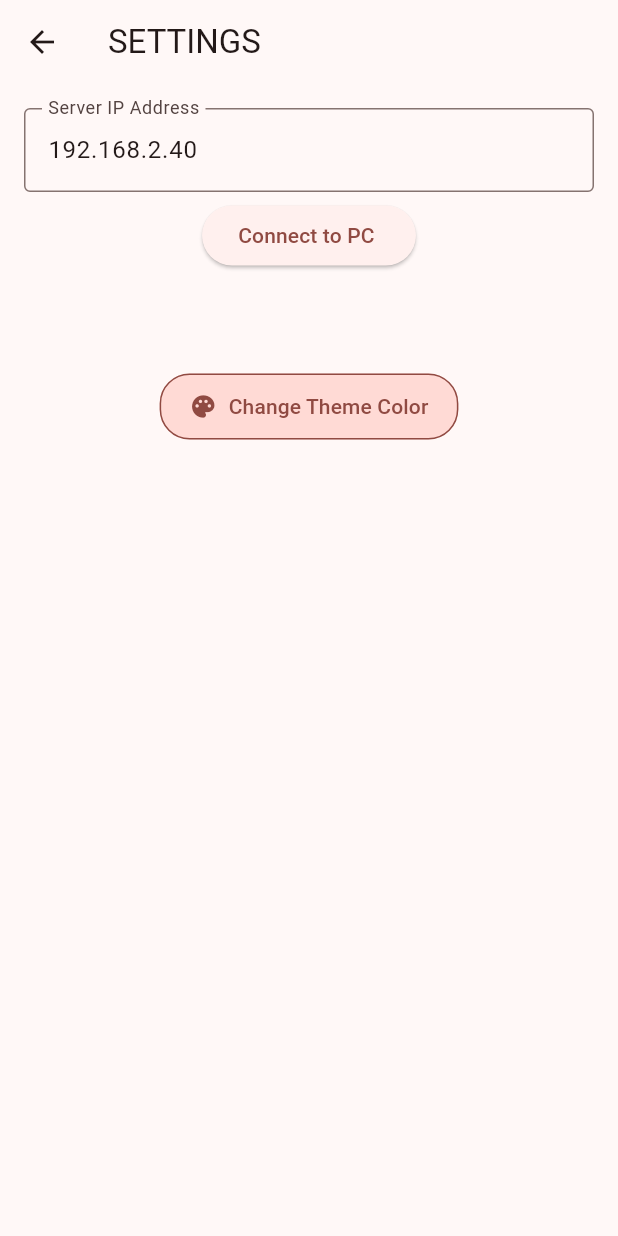
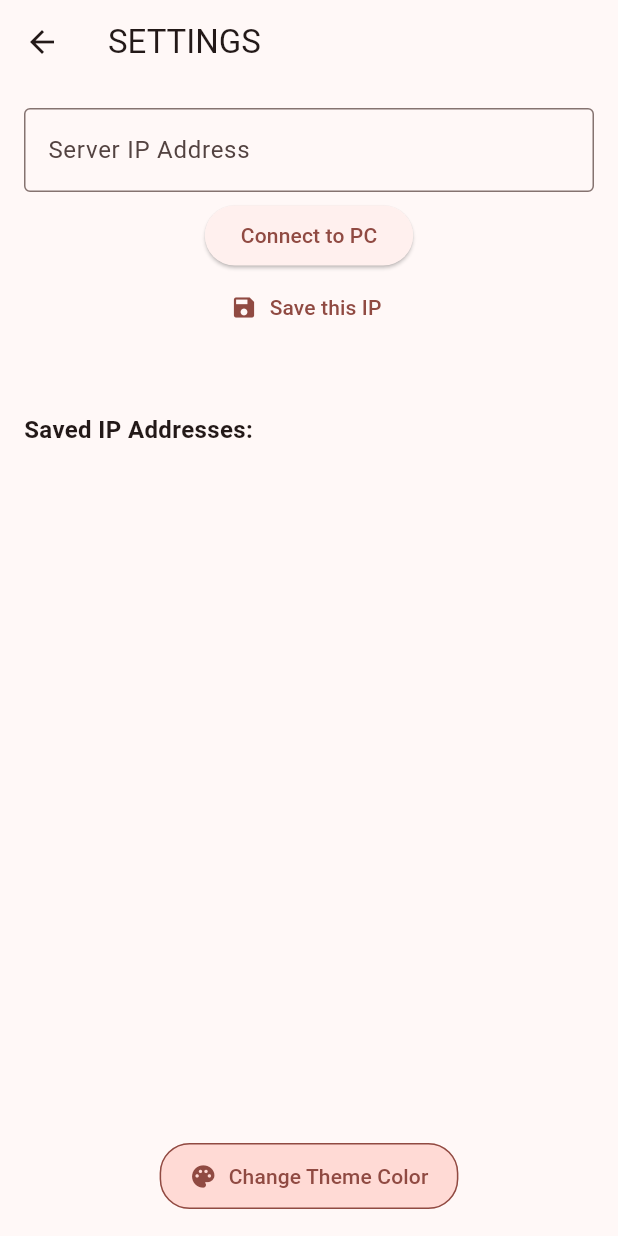
Before and after one commit to hulksunil/PC-Remote, a Flutter app: the screen it shows after launch, after a tap on the "settings" icon, on a phone screen of 412 x 824 dp. Run offline on Flutter 3.47's test engine with Material 3 defaults, Android fonts, the phone set to English and light mode, and no system bars; our stand-ins replace flutter_colorpicker, fluttertoast, shared_preferences.

Commit message:
added ability to save server ip addresses

```diff
--- a/client/lib/app/app_state.dart
+++ b/client/lib/app/app_state.dart
@@ -5,6 +5,7 @@ import 'dart:convert';
 import 'package:client/services/navigation_service.dart';
 import 'package:client/pages/settings_page.dart';
 import 'package:fluttertoast/fluttertoast.dart';
+import 'package:client/services/IPStorage.dart';
 
 class AppState extends ChangeNotifier {
   String _ip = '';
@@ -37,6 +38,11 @@ class AppState extends ChangeNotifier {
   DateTime _lastMouseSend = DateTime.now();
 
   bool _navigatingToSettings = false;
+
+  // Constructor
+  AppState() {
+    loadSavedIps();
+  }
 
   void navigateToSettingsOnce() {
     if (_navigatingToSettings) return;
@@ -214,6 +220,28 @@ class AppState extends ChangeNotifier {
     notifyListeners();
   }
 
+  // Handle the saved ip addresses
+  final List<String> savedIps = [];
+
+  void addSavedIp(String ip) async {
+    savedIps.add(ip);
+    await IPStorage.saveIPs(savedIps);
+    notifyListeners();
+  }
+
+  void removeSavedIp(String ip) async {
+    savedIps.remove(ip);
+    await IPStorage.saveIPs(savedIps);
+    notifyListeners();
+  }
+
+  Future<void> loadSavedIps() async {
+    final ips = await IPStorage.loadIPs();
+    savedIps.clear();
+    savedIps.addAll(ips);
+    notifyListeners();
+  }
+
   // NOTE: This will disconnect the socket when this page is disposed
   @override
   void dispose() {
--- a/client/lib/pages/settings_page.dart
+++ b/client/lib/pages/settings_page.dart
@@ -12,15 +12,13 @@ class SettingsPage extends StatefulWidget {
 
 class _SettingsPageState extends State<SettingsPage> {
   final TextEditingController _ipController = TextEditingController();
-
   String host = '';
 
   @override
   Widget build(BuildContext context) {
     var appState = context.watch<AppState>();
 
-    _ipController.text =
-        "192.168.2.40"; // Default IP for testing (REMOTE LATER) ------------------------
+    // _ipController.text = '192.168.2.40';
 
     return Scaffold(
       appBar: AppBar(title: const Text('SETTINGS')),
@@ -28,6 +26,7 @@ class _SettingsPageState extends State<SettingsPage> {
         padding: const EdgeInsets.all(16.0),
         child: Column(
           children: [
+            // --- IP INPUT FIELD ---
             TextField(
               controller: _ipController,
               decoration: const InputDecoration(
@@ -35,18 +34,38 @@ class _SettingsPageState extends State<SettingsPage> {
                 labelText: 'Server IP Address',
                 hintText: 'e.g. 192.168.2.12',
               ),
-              keyboardType: TextInputType.number,
+              keyboardType: TextInputType.numberWithOptions(decimal: true),
             ),
             const SizedBox(height: 5),
+
+            // --- CONNECT BUTTON ---
             ElevatedButton(
-                onPressed: () {
-                  setState(() {
-                    host = _ipController.text;
-                  });
+              onPressed: () {
+                setState(() {
+                  host = _ipController.text.trim();
+                });
+                if (host.isNotEmpty) {
                   appState.connectToServer(host);
-                },
-                child: const Text("Connect to PC ")),
+                }
+              },
+              child: const Text("Connect to PC"),
+            ),
+
+            // --- SAVE IP BUTTON ---
+            TextButton.icon(
+              onPressed: () {
+                final ip = _ipController.text.trim();
+                if (ip.isNotEmpty && !appState.savedIps.contains(ip)) {
+                  appState.addSavedIp(ip);
+                }
+              },
+              icon: const Icon(Icons.save),
+              label: const Text("Save this IP"),
+            ),
+
             const SizedBox(height: 16),
+
+            // --- CONNECTION STATUS ---
             if (appState.socket != null)
               Text(
                 'Connected to: ${appState.socket?.remoteAddress.address}:${appState.socket?.remotePort}',
@@ -57,14 +76,55 @@ class _SettingsPageState extends State<SettingsPage> {
                 padding: const EdgeInsets.only(top: 2),
                 child: Text('Trying to connect to: $host'),
               ),
-            const SizedBox(height: 50),
+
+            const SizedBox(height: 30),
+
+            // --- SAVED IPS LIST ---
+            Expanded(
+              child: Column(
+                crossAxisAlignment: CrossAxisAlignment.start,
+                children: [
+                  const Text("Saved IP Addresses:",
+                      style:
+                          TextStyle(fontSize: 16, fontWeight: FontWeight.bold)),
+                  const SizedBox(height: 8),
+                  Expanded(
+                    child: ListView.builder(
+                      itemCount: appState.savedIps.length,
+                      itemBuilder: (context, index) {
+                        final ip = appState.savedIps[index];
+                        return ListTile(
+                          title: Text(ip),
+                          trailing: IconButton(
+                            icon: const Icon(Icons.delete, color: Colors.red),
+                            onPressed: () {
+                              appState.removeSavedIp(ip);
+                            },
+                          ),
+                          onTap: () {
+                            _ipController.text = ip;
+                            setState(() {
+                              host = ip;
+                            });
+                            appState.connectToServer(ip);
+                          },
+                        );
+                      },
+                    ),
+                  ),
+                ],
+              ),
+            ),
+
+            const SizedBox(height: 20),
+
+            // --- THEME PICKER BUTTON ---
             OutlinedButton.icon(
               onPressed: () {
                 showDialog(
                   context: context,
                   builder: (context) {
                     Color pickerColor = context.read<AppState>().themeColor;
-
                     return AlertDialog(
                       title: const Text('Pick a Theme Color'),
                       content: SingleChildScrollView(
--- /dev/null
+++ b/client/lib/services/IPStorage.dart
@@ -0,0 +1,15 @@
+import 'package:shared_preferences/shared_preferences.dart';
+
+class IPStorage {
+  static const _key = 'saved_ips';
+
+  static Future<void> saveIPs(List<String> ips) async {
+    final prefs = await SharedPreferences.getInstance();
+    await prefs.setStringList(_key, ips);
+  }
+
+  static Future<List<String>> loadIPs() async {
+    final prefs = await SharedPreferences.getInstance();
+    return prefs.getStringList(_key) ?? [];
+  }
+}
--- a/client/pubspec.yaml
+++ b/client/pubspec.yaml
@@ -16,6 +16,7 @@ dependencies:
   provider: ^6.1.2
   fluttertoast: ^8.2.12
   flutter_colorpicker: ^1.0.3
+  shared_preferences: ^2.2.2
 
 dev_dependencies:
   flutter_test:
```
Also changed, not shown: client/pubspec.lock, 2 other files.
